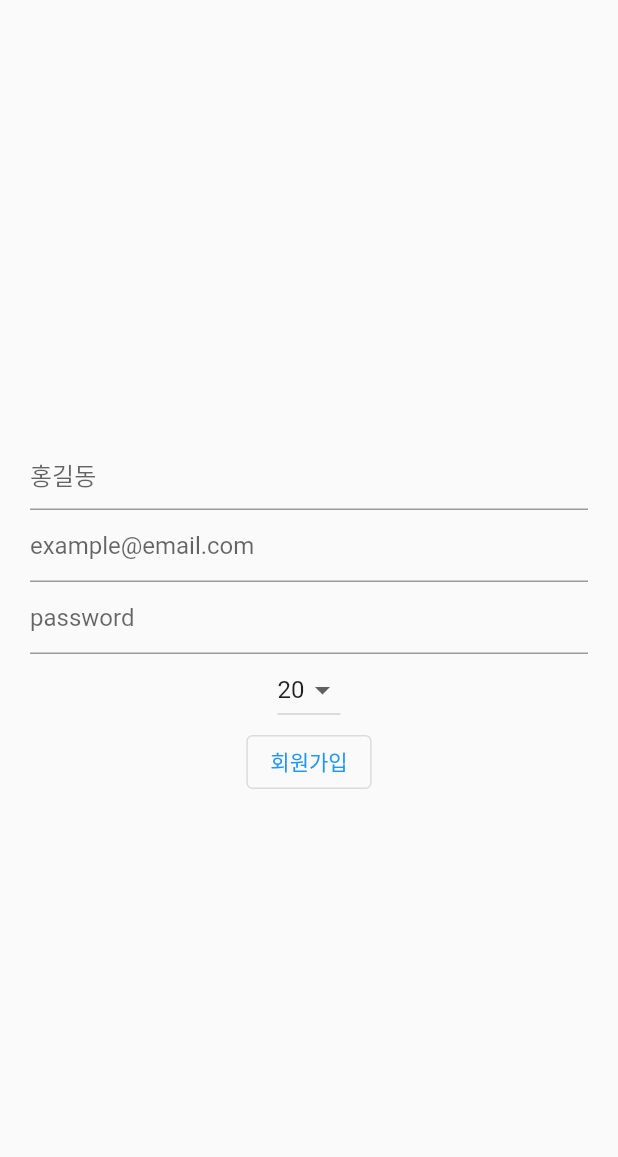
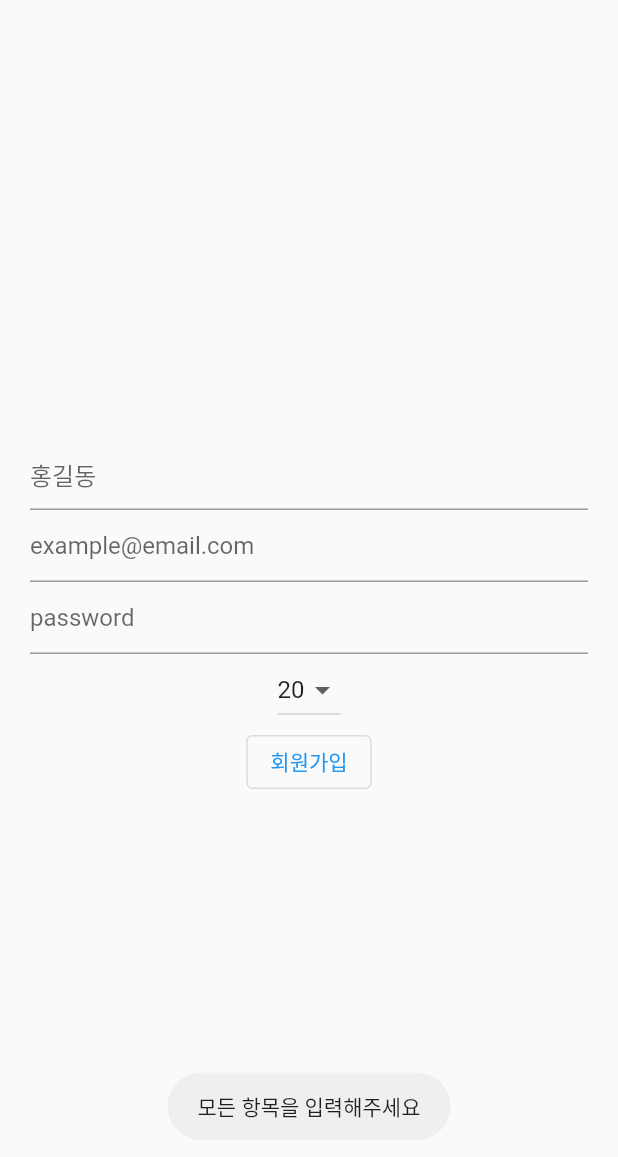
Before and after one commit to hang-out-with-us/client-flutter, a Flutter app: the Signup screen opened directly, after a tap on "회원가입", on a phone screen of 412 x 824 dp. Shown: the top 1157 px of the screen. Run offline on Flutter 3.47's test engine with Material 2 defaults, Android fonts, the phone set to English and light mode, and no system bars; our stand-ins replace appinio_swiper, flutter_dotenv, flutter_secure_storage, fluttertoast, image_picker; accounts and stored records are empty.

Commit message:
Add check signup form

```diff
--- a/lib/signup.dart
+++ b/lib/signup.dart
@@ -2,6 +2,7 @@ import 'dart:convert';
 
 import 'package:flutter/material.dart';
 import 'package:flutter_dotenv/flutter_dotenv.dart';
+import 'package:fluttertoast/fluttertoast.dart';
 import 'package:http/http.dart' as http;
 import 'package:http/http.dart';
 
@@ -21,13 +22,54 @@ class _SignupState extends State<Signup> {
   //20에서 40까지
   List<int> list = List.generate(21, (index) => index + 20);
 
+  bool isEmail(String email) {
+    // 정규식 패턴
+    String pattern = r'^[\w-\.]+@([\w-]+\.)+[\w-]{2,4}$';
+    // 정규식 객체 생성
+    RegExp regex = new RegExp(pattern);
+    // 검사 결과 반환
+    return regex.hasMatch(email);
+  }
+
   _signup() async {
+    if (email == "" || password == "" || name == "") {
+      Fluttertoast.showToast(
+        msg: "모든 항목을 입력해주세요",
+        toastLength: Toast.LENGTH_SHORT,
+        gravity: ToastGravity.BOTTOM,
+      );
+      return;
+    }
+    if (!isEmail(email)) {
+      Fluttertoast.showToast(
+        msg: "이메일 형식이 올바르지 않습니다",
+        toastLength: Toast.LENGTH_SHORT,
+        gravity: ToastGravity.BOTTOM,
+      );
+      return;
+    }
+    if (password.length < 8) {
+      Fluttertoast.showToast(
+        msg: "비밀번호는 8자 이상이어야 합니다",
+        toastLength: Toast.LENGTH_SHORT,
+        gravity: ToastGravity.BOTTOM,
+      );
+      return;
+    }
     Response res = await http.post(Uri.parse(dotenv.env['SIGNUP_URL']!),
         headers: {"Content-Type": "application/json"},
         body: json.encode(
             {'name': name, 'email': email, 'password': password, 'age': age}));
-    print(res.body);
-    print(res.statusCode);
+    if (res.statusCode == 200) {
+      Navigator.pop(context);
+    }
+    if (res.statusCode == 500) {
+      Fluttertoast.showToast(
+        msg: "이미 존재하는 이메일입니다",
+        toastLength: Toast.LENGTH_SHORT,
+        gravity: ToastGravity.BOTTOM,
+      );
+    }
   }
 
   @override
--- a/pubspec.yaml
+++ b/pubspec.yaml
@@ -41,6 +41,7 @@ dependencies:
   image_picker: ^0.8.7
   appinio_swiper: ^2.0.0
   swipe_cards: ^2.0.0+1
+  fluttertoast: ^8.2.1
 
 dev_dependencies:
   flutter_test:
```
Also changed, not shown: pubspec.lock, 2 other files.
